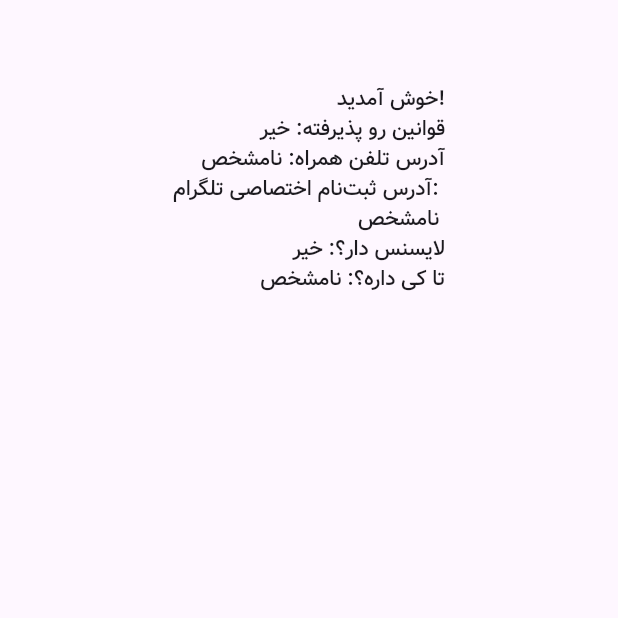
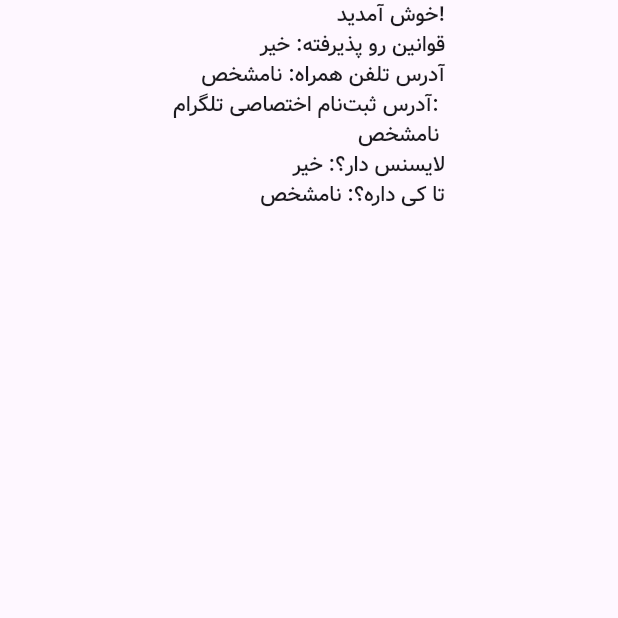
Before and after one commit to Milad-heydarloo/wallet_finder, a Flutter app: the MainScreen screen opened by its route, on a phone screen of 412 x 824 dp, the top half of it. Run offline on Flutter 3.47's test engine with Material 3 defaults, Android fonts, the phone set to English and light mode, and no system bars; our stand-ins replace animated_text_kit, get, lottie, sqflite; missing offline and left inert: device_information; accounts and stored records are empty; network calls fail.

Commit message:
app bar not

```diff
--- a/lib/Getx_Wallet/screen_secend/main_screen.dart
+++ b/lib/Getx_Wallet/screen_secend/main_screen.dart
@@ -7,12 +7,12 @@ class MainScreen extends StatelessWidget {
   @override
   Widget build(BuildContext context) {
     return Scaffold(
-      appBar: AppBar(
-        backgroundColor: Colors.transparent, // حذف پس‌زمینه ناچ بار
-        elevation: 0, // حذف سایه
-        centerTitle: true,
-        automaticallyImplyLeading: false, // حذف دکمه Back
-      ),
+      // appBar: AppBar(
+      //   backgroundColor: Colors.transparent, // حذف پس‌زمینه ناچ بار
+      //   elevation: 0, // حذف سایه
+      //   centerTitle: true,
+      //   automaticallyImplyLeading: false, // حذف دکمه Back
+      // ),
       body: FutureBuilder<Map<String, dynamic>>(
         future: _loadData(),
         builder: (context, snapshot) {
```
Also changed, not shown: lib/Getx_Wallet/screen_secend/LicensePage.dart (+4 -4 lines), lib/Getx_Wallet/screen_secend/register_page.dart (+6 -6 lines), lib/Getx_Wallet/screen_secend/terms_page.dart (+5 -5 lines).
